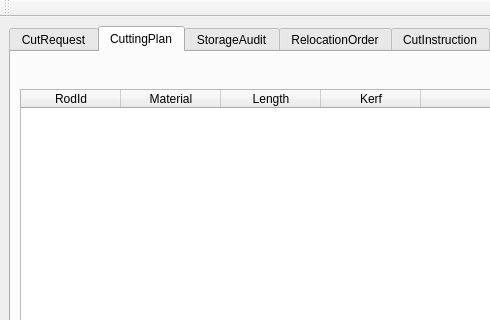
First picture: the form in view/MainWindow.ui, repository horvathzoltan/cutplannerpro, before the edit; both pictures show x 0 to 490 and y 0 to 320 of the 1024 by 666 pixel window.
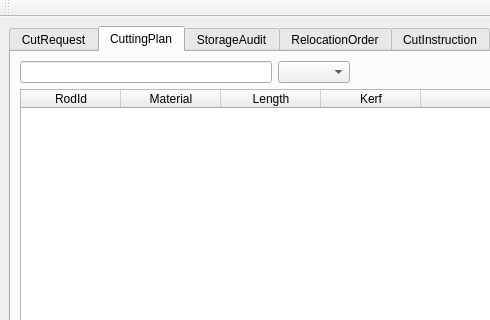
Second picture: the form after the edit. The open tabs and pages were chosen to show the change.

```diff
--- a/view/MainWindow.ui
+++ b/view/MainWindow.ui
@@ -313,6 +313,12 @@
          <layout class="QVBoxLayout" name="midLayout">
           <item>
            <layout class="QHBoxLayout" name="horizontalLayout_3">
+            <item>
+             <widget class="QLineEdit" name="lineEdit_prioElemek"/>
+            </item>
+            <item>
+             <widget class="QComboBox" name="comboBox_prioSorting"/>
+            </item>
             <item>
              <spacer name="horizontalSpacer_2">
               <property name="orientation">
```
Left out of the diff: 2 changed lines with no effect on the pictures.
